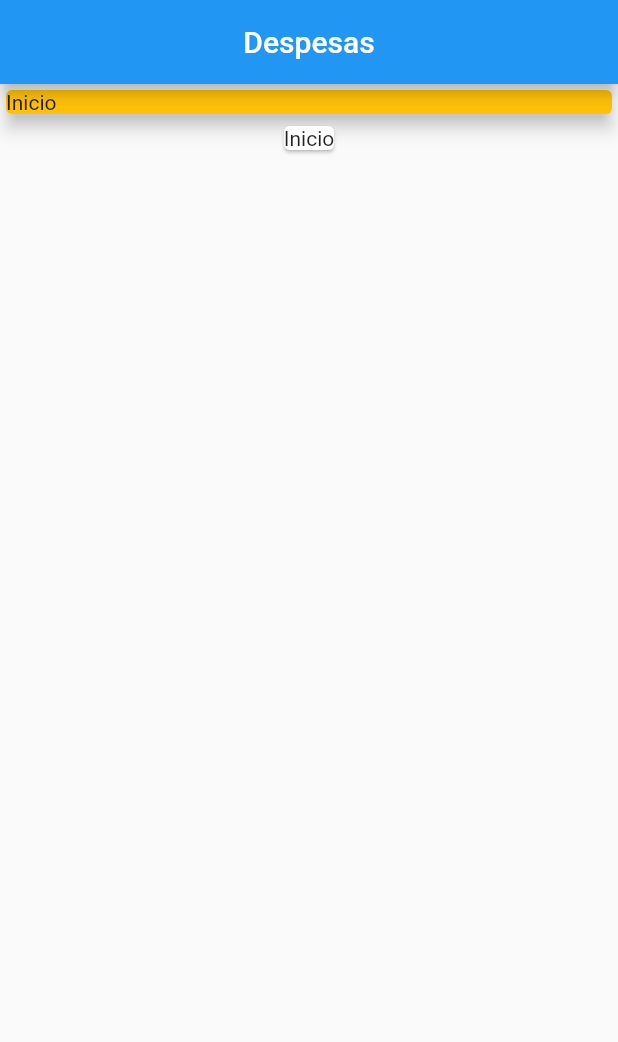
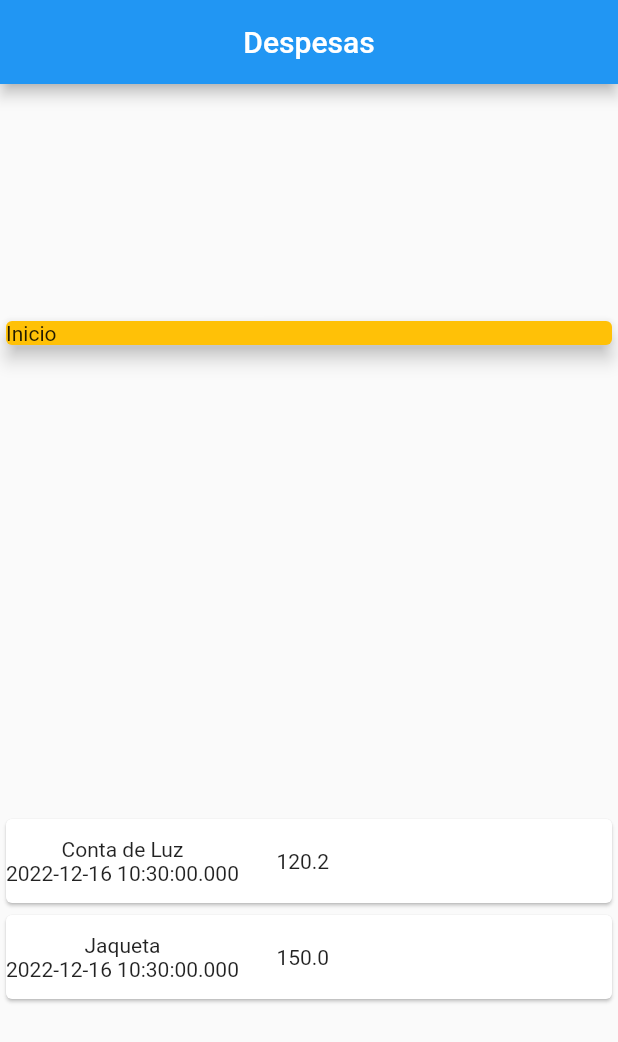
Before and after one commit to leiarafaela/expenses, a Flutter app: the screen it shows after launch, on a phone screen of 412 x 824 dp. Shown: the top 1042 px of the screen. Run offline on Flutter 3.47's test engine with Material 2 defaults, Android fonts, the phone set to English and light mode, and no system bars.

Commit message:
Add expenses cards

```diff
--- a/lib/main.dart
+++ b/lib/main.dart
@@ -1,3 +1,4 @@
+import 'package:expenses/models/Transaction.dart';
 import 'package:flutter/material.dart';
 
 void main() {
@@ -21,23 +22,61 @@ class HomePage extends StatelessWidget {
 
   @override
   Widget build(BuildContext context) {
+    final _transactions = [
+      Transaction(
+        't1',
+        title: 'Conta de Luz',
+        value: 120.20,
+        date: DateTime.now(),
+      ),
+      Transaction(
+        't2',
+        title: 'Jaqueta',
+        value: 150.00,
+        date: DateTime.now(),
+      ),
+    ];
+
     return Scaffold(
       appBar: AppBar(
         title: const Center(child: Text('Despesas')),
       ),
       body: Column(
+        mainAxisAlignment: MainAxisAlignment.spaceAround,
+        crossAxisAlignment: CrossAxisAlignment.stretch,
         children: [
           Container(
-            width: double.infinity,
             child: const Card(
               child: Text('Inicio'),
               color: Colors.amber,
               elevation: 5,
             ),
           ),
-          const Card(
-            child: Text('Inicio'),
-          ),
+          Column(
+              children: _transactions.map(
+            (tr) {
+              return Card(
+                  child: Row(
+                children: [
+                  Column(
+                    children: [
+                      Text(tr.title),
+                      Text(
+                        tr.date.toString(),
+                      ),
+                    ],
+                  ),
+                  Container(
+                    margin: const EdgeInsets.symmetric(
+                        vertical: 10, horizontal: 15),
+                    padding: const EdgeInsets.all(10),
+                    //decoration: BoxDecoration(border: Border.all(width: 1)),
+                    child: Text(tr.value.toString(), style: TextStyle(),),
+                  ),
+                ],
+              ));
+            },
+          ).toList()),
         ],
       ),
     );
```
